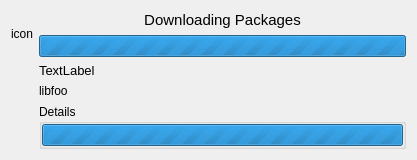
Before: the Qt Designer form libkpackagekit/KpkTransaction.ui in KDE/apper, drawn with Qt 5.
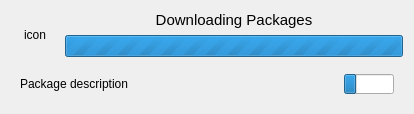
After: the same form once the commit is applied. Custom widgets are drawn as their Qt base class.

```diff
--- a/libkpackagekit/KpkTransaction.ui
+++ b/libkpackagekit/KpkTransaction.ui
@@ -6,12 +6,12 @@
    <rect>
     <x>0</x>
     <y>0</y>
-    <width>417</width>
-    <height>140</height>
+    <width>414</width>
+    <height>88</height>
    </rect>
   </property>
   <property name="sizePolicy">
-   <sizepolicy hsizetype="Preferred" vsizetype="Fixed">
+   <sizepolicy hsizetype="Expanding" vsizetype="Expanding">
     <horstretch>0</horstretch>
     <verstretch>0</verstretch>
    </sizepolicy>
@@ -20,12 +20,7 @@
    <string>Transaction</string>
   </property>
   <layout class="QGridLayout" name="gridLayout">
-   <item row="0" column="0" rowspan="2">
-    <layout class="QVBoxLayout" name="verticalLayout_2">
-     <property name="sizeConstraint">
-      <enum>QLayout::SetFixedSize</enum>
-     </property>
-     <item>
+   <item row="0" column="0">
       <widget class="QLabel" name="label">
        <property name="sizePolicy">
         <sizepolicy hsizetype="Fixed" vsizetype="Fixed">
@@ -33,14 +28,23 @@
          <verstretch>0</verstretch>
         </sizepolicy>
        </property>
+     <property name="minimumSize">
+      <size>
+       <width>48</width>
+       <height>48</height>
+      </size>
+     </property>
        <property name="text">
         <string>icon</string>
        </property>
-      </widget>
-     </item>
-    </layout>
-   </item>
+     <property name="alignment">
+      <set>Qt::AlignCenter</set>
+     </property>
+    </widget>
+   </item>
    <item row="0" column="1">
+    <layout class="QVBoxLayout" name="verticalLayout">
+     <item>
     <widget class="QLabel" name="currentL">
      <property name="sizePolicy">
       <sizepolicy hsizetype="Preferred" vsizetype="Fixed">
@@ -60,11 +64,11 @@
       <string>Downloading Packages</string>
      </property>
      <property name="alignment">
-      <set>Qt::AlignCenter</set>
+        <set>Qt::AlignBottom|Qt::AlignHCenter</set>
      </property>
     </widget>
    </item>
-   <item row="1" column="1">
+     <item>
     <widget class="KpkProgressBar" name="progressBar">
      <property name="locale">
       <locale language="English" country="UnitedStates"/>
@@ -74,59 +78,37 @@
      </property>
     </widget>
    </item>
-   <item row="2" column="1">
+    </layout>
+   </item>
+   <item row="1" column="0" colspan="2">
+    <widget class="QWidget" name="packageWidget" native="true">
+     <layout class="QGridLayout" name="gridLayout_2">
+      <item row="0" column="0">
     <widget class="QLabel" name="descriptionL">
      <property name="sizePolicy">
-      <sizepolicy hsizetype="Ignored" vsizetype="Fixed">
+         <sizepolicy hsizetype="Expanding" vsizetype="Preferred">
        <horstretch>0</horstretch>
        <verstretch>0</verstretch>
       </sizepolicy>
      </property>
-     <property name="font">
-      <font>
-       <pointsize>10</pointsize>
-      </font>
-     </property>
      <property name="text">
-      <string>TextLabel</string>
+         <string notr="true">Package description</string>
      </property>
     </widget>
    </item>
-   <item row="3" column="1">
-    <widget class="QLabel" name="packageL">
-     <property name="sizePolicy">
-      <sizepolicy hsizetype="Ignored" vsizetype="Fixed">
-       <horstretch>0</horstretch>
-       <verstretch>0</verstretch>
-      </sizepolicy>
-     </property>
-     <property name="text">
-      <string>libfoo</string>
-     </property>
-    </widget>
-   </item>
-   <item row="4" column="1">
-    <widget class="QGroupBox" name="detailGroup">
-     <property name="sizePolicy">
-      <sizepolicy hsizetype="Preferred" vsizetype="Fixed">
-       <horstretch>0</horstretch>
-       <verstretch>0</verstretch>
-      </sizepolicy>
-     </property>
-     <property name="title">
-      <string>Details</string>
-     </property>
-     <layout class="QVBoxLayout" name="verticalLayout">
-      <property name="margin">
-       <number>0</number>
-      </property>
-      <item>
+      <item row="0" column="1">
        <widget class="QProgressBar" name="subprogressBar">
-        <property name="locale">
-         <locale language="English" country="UnitedStates"/>
+        <property name="maximumSize">
+         <size>
+          <width>50</width>
+          <height>20</height>
+         </size>
         </property>
-        <property name="maximum">
-         <number>0</number>
+        <property name="value">
+         <number>24</number>
+        </property>
+        <property name="format">
+         <string/>
         </property>
        </widget>
       </item>
```
Left out of the diff: 3 changed lines with no effect on the pictures. Lines whose indentation alone changed are shown as unchanged.
